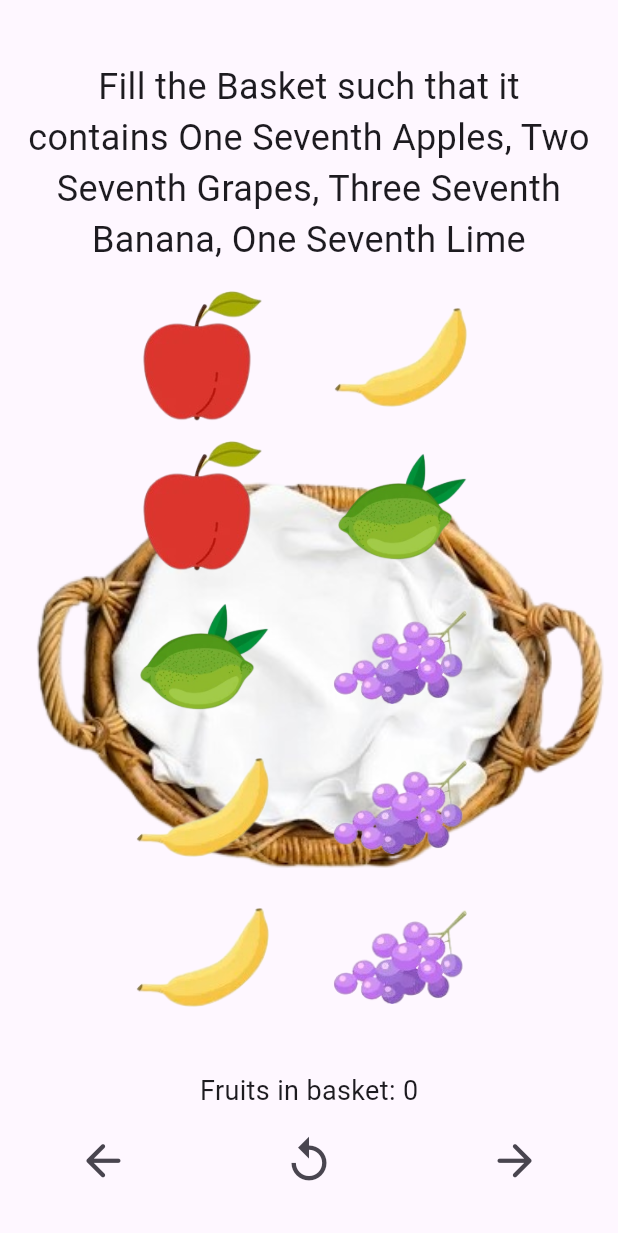
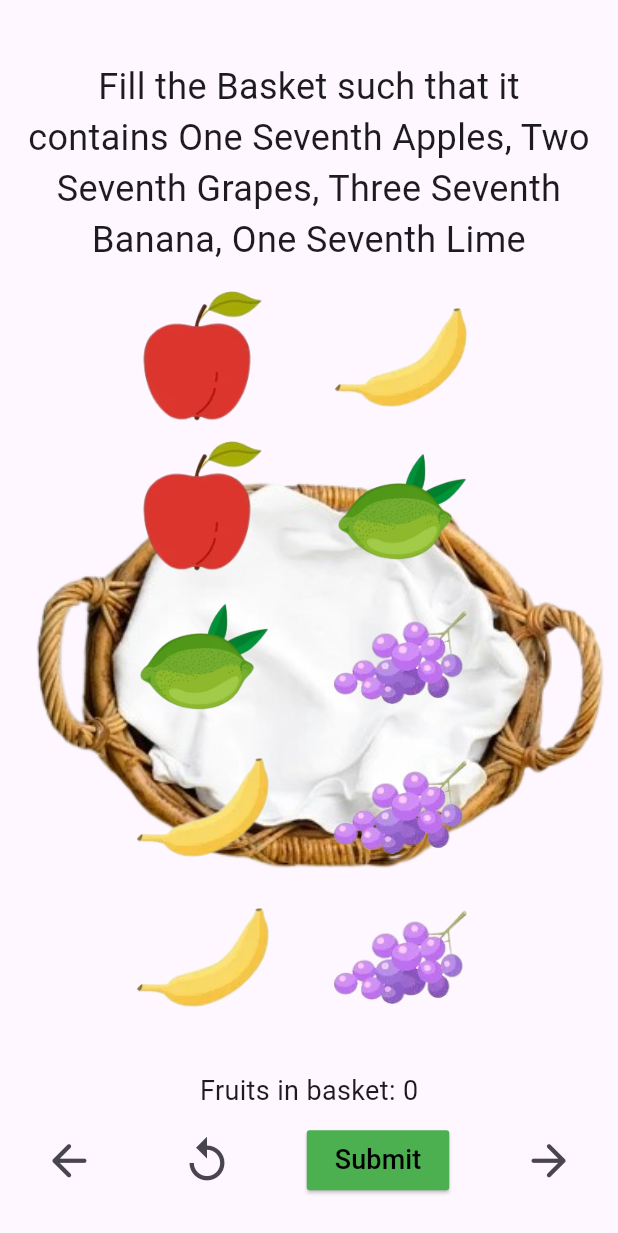
Before and after one commit to FIH-Fractions/bilingual_fractions_flutter_app, a Flutter app: the FruitsBasketGame screen opened directly, on a phone screen of 412 x 824 dp. Shown: the top 1233 px of the screen. Run offline on Flutter 3.47's test engine with Material 3 defaults, Android fonts, the phone set to English and light mode, and no system bars; our stand-ins replace flip_card, flutter_tts, table_calendar.

Commit message:
Fruit basket game

```diff
--- a/lib/games/fruits_basket_game.dart
+++ b/lib/games/fruits_basket_game.dart
@@ -57,6 +57,10 @@ class _FruitsBasketGameState extends State<FruitsBasketGame> {
     ];
   }
 
+  void onSubmit() {
+
+  }
+
   @override
   Widget build(BuildContext context) {
     List<Fruit> inBasketFruits = fruits.where((fruit) => fruit.inBasket).toList();
@@ -113,7 +117,7 @@ class _FruitsBasketGameState extends State<FruitsBasketGame> {
 
                   int row = 0;
                   int cumulative = 0;
-                  basketTop = 75;
+                  basketTop = 125;
 
                   for (int i = 0; i < gridPattern.length; i++) {
                     cumulative += gridPattern[i];
@@ -137,7 +141,7 @@ class _FruitsBasketGameState extends State<FruitsBasketGame> {
                     left: left,
                     child: GestureDetector(
                       onTap: () => isFruitInBasket(fruit),
-                      child: Image.asset(fruit.imagePath, width: 120, height: 120),
+                      child: Image.asset(fruit.imagePath, width: 110, height: 110),
                     ),
                   );
                 }).toList(),
@@ -163,6 +167,19 @@ class _FruitsBasketGameState extends State<FruitsBasketGame> {
                   });
                 },
               ),
+              ElevatedButton(
+                  onPressed: onSubmit,
+                  style: ElevatedButton.styleFrom(
+                    primary: Colors.green,
+                    onPrimary: Colors.black,
+                    minimumSize: const Size(95, 40),
+                    padding: const EdgeInsets.symmetric(horizontal: 16),
+                    shape: const RoundedRectangleBorder(
+                      borderRadius: BorderRadius.all(Radius.circular(2)),
+                    ),
+                  ),
+                  child: const Text('Submit', style: TextStyle(fontSize: 18)),
+              ),
               IconButton(
                 icon: const Icon(Icons.arrow_forward_rounded, size: 35),
                 onPressed: () {}
```
Also changed, not shown: 58 other files.
